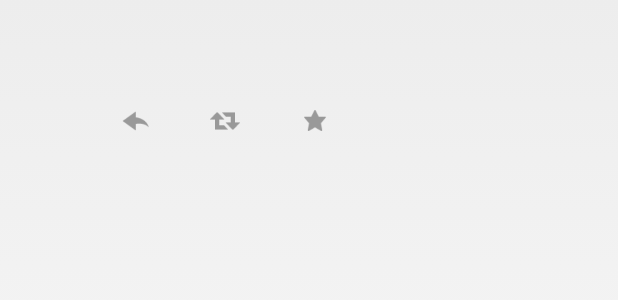
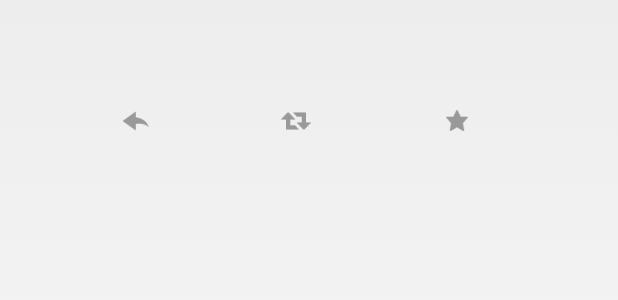
Before and after one commit to lucasr/android-layout-samples, an Android app: the layout tweet_composite_row.xml on its own in the app's theme, with its tools: preview values and no code run, on a phone screen of 412 x 824 dp. Shown: the part 272-572 px from the top of the screen. Run offline under Robolectric (Android 15) with nearby library versions, the phone set to English and light mode, and no system bars.

Commit message:
[widget] Use layout_weight for action icons in TweetCompositeView

```diff
--- a/src/main/res/layout/tweet_composite_view.xml
+++ b/src/main/res/layout/tweet_composite_view.xml
@@ -54,34 +54,37 @@
         android:layout_marginTop="@dimen/tweet_content_margin"
         android:scaleType="centerCrop"/>
 
+    <LinearLayout android:layout_width="fill_parent"
+        android:layout_height="wrap_content"
+        android:layout_below="@id/post_image"
+        android:layout_alignLeft="@id/message_text"
+        android:layout_marginTop="@dimen/tweet_content_margin"
+        android:orientation="horizontal">
+
         <ImageView
             android:id="@+id/reply_action"
-        android:layout_width="@dimen/tweet_icon_image_size"
+            android:layout_width="0dp"
             android:layout_height="@dimen/tweet_icon_image_size"
-        android:layout_marginTop="@dimen/tweet_content_margin"
-        android:layout_below="@id/post_image"
-        android:layout_alignLeft="@id/message_text"
+            android:layout_weight="1"
             android:src="@drawable/tweet_reply"
-        android:scaleType="centerCrop"/>
+            android:scaleType="fitStart"/>
 
         <ImageView
             android:id="@+id/retweet_action"
-        android:layout_width="@dimen/tweet_icon_image_size"
+            android:layout_width="0dp"
             android:layout_height="@dimen/tweet_icon_image_size"
-        android:layout_marginLeft="@dimen/tweet_icon_margin"
-        android:layout_toRightOf="@id/reply_action"
-        android:layout_alignTop="@id/reply_action"
+            android:layout_weight="1"
             android:src="@drawable/tweet_retweet"
-        android:scaleType="centerCrop"/>
+            android:scaleType="fitStart"/>
 
         <ImageView
             android:id="@+id/favourite_action"
-        android:layout_width="@dimen/tweet_icon_image_size"
+            android:layout_width="0dp"
             android:layout_height="@dimen/tweet_icon_image_size"
-        android:layout_marginLeft="@dimen/tweet_icon_margin"
-        android:layout_toRightOf="@id/retweet_action"
-        android:layout_alignTop="@id/retweet_action"
+            android:layout_weight="1"
             android:src="@drawable/tweet_favourite"
-        android:scaleType="centerCrop"/>
+            android:scaleType="fitStart"/>
+
+    </LinearLayout>
 
 </merge>
```
Also changed, not shown: src/main/java/org/lucasr/layoutsamples/widget/TweetLayoutView.java (+11 -13 lines), src/main/res/layout/tweet_layout_view.xml (+3 -5 lines). Lines whose indentation alone changed are shown as unchanged.
